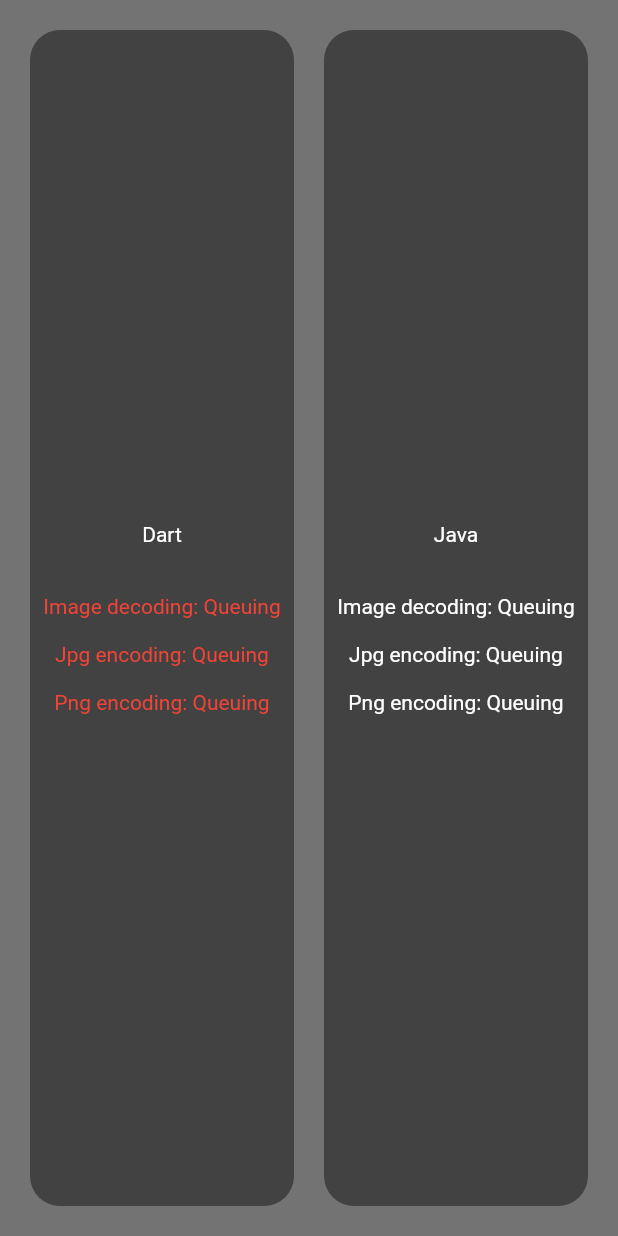
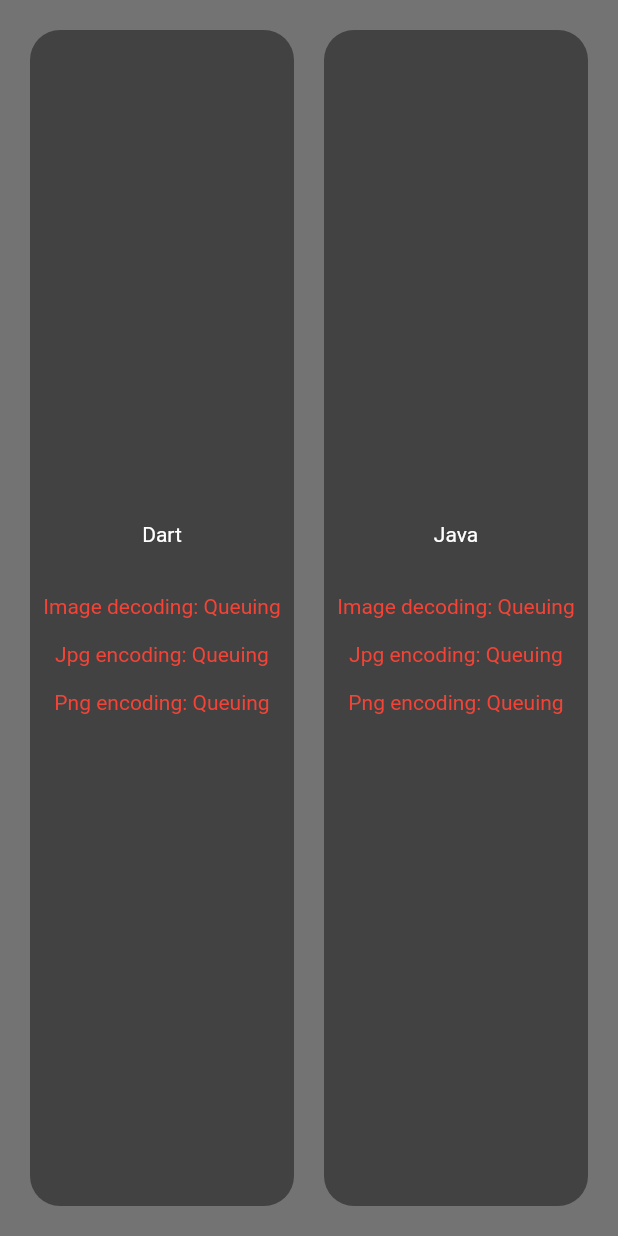
Before and after one commit to PtrHtn/speed_of_img_endec, a Flutter app: the LandscapeLayout screen opened directly, on a phone screen of 412 x 824 dp. Run offline on Flutter 3.47's test engine with Material 2 defaults, Android fonts, the phone set to English and light mode, and no system bars; our stand-ins replace file_picker, get, progress_indicators; missing offline and left inert: executorservices; statements that could not run were skipped.

Commit message:
Add colors to the text of java en/dec results in landscape_layout.dart

```diff
--- a/lib/pages/results/widgets/landscape_layout.dart
+++ b/lib/pages/results/widgets/landscape_layout.dart
@@ -72,19 +72,25 @@ class LandscapeLayoutBody extends GetView<ResultsController> {
                 children: [
                   Text("Java\n\n"),
                   controller.javaImageDecoded.value == false
-                      ? Text("Image decoding: ${controller.javaQueuingImageDecoding.value ? 'Queuing' : 'Processing'}\n")
+                      ? Text("Image decoding: ${controller.javaQueuingImageDecoding.value ? 'Queuing' : 'Processing'}\n",
+                    style: TextStyle(color: controller.javaQueuingImageDecoding.value ? Colors.red : Colors.orange ),)
                       : Text(
-                      "Image decoding: ${controller.javaTimeOfImageDecoding.value} sec\n"),
+                      "Image decoding: ${controller.javaTimeOfImageDecoding.value} sec\n",
+                    style: TextStyle(color: Colors.green),),
                   controller.javaJpgEncoded.value == false
                       ? Text(
-                      "Jpg encoding: ${controller.javaQueuingJpgEncoding.value ? 'Queuing' : 'Processing'}\n")
+                      "Jpg encoding: ${controller.javaQueuingJpgEncoding.value ? 'Queuing' : 'Processing'}\n",
+                    style: TextStyle(color: controller.javaQueuingJpgEncoding.value ? Colors.red : Colors.orange ),)
                       : Text(
-                      "Jpg encoding: ${controller.javaTimeOfJpgEncoding.value} sec\n"),
+                      "Jpg encoding: ${controller.javaTimeOfJpgEncoding.value} sec\n",
+                    style: TextStyle(color: Colors.green),),
                   controller.javaPngEncoded.value == false
                       ? Text(
-                      "Png encoding: ${controller.javaQueuingPngEncoding.value ? 'Queuing' : 'Processing'}")
+                      "Png encoding: ${controller.javaQueuingPngEncoding.value ? 'Queuing' : 'Processing'}",
+                    style: TextStyle(color: controller.javaQueuingPngEncoding.value ? Colors.red : Colors.orange ),)
                       : Text(
-                      "Png encoding: ${controller.javaTimeOfPngEncoding.value} sec")
+                      "Png encoding: ${controller.javaTimeOfPngEncoding.value} sec",
+                    style: TextStyle(color: Colors.green),)
                 ],
               ),
             ),
```
